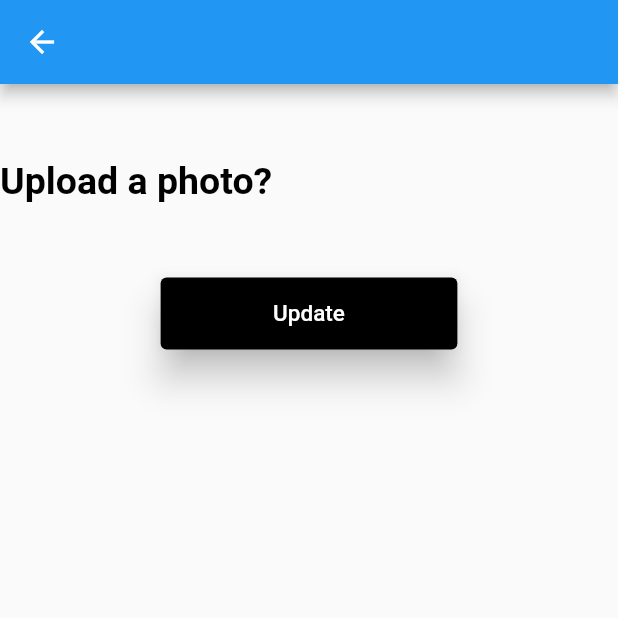
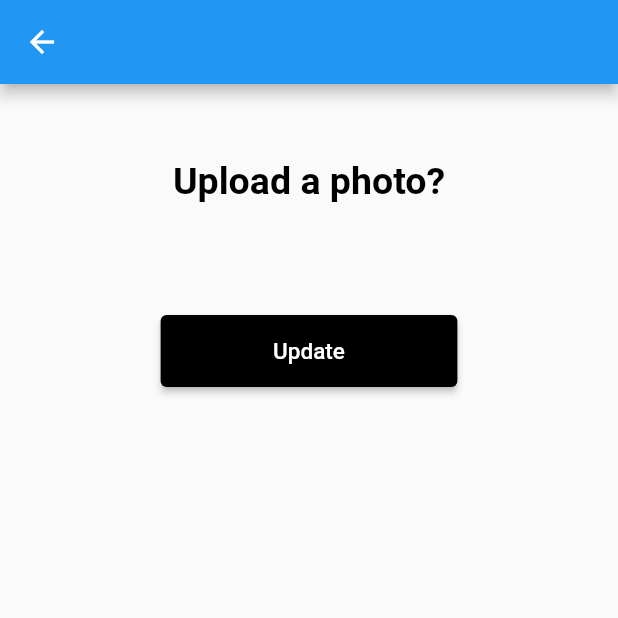
Before and after one commit to dchicchon/flutter-mobile-app, a Flutter app: the Photo screen opened directly, on a phone screen of 412 x 824 dp, the top half of it. Run offline on Flutter 3.47's test engine with Material 2 defaults, Android fonts, the phone set to English and light mode, and no system bars.

Commit message:
temporary fix on Photo.dart page with a Container

```diff
--- a/lib/Photo.dart
+++ b/lib/Photo.dart
@@ -14,14 +14,22 @@ class _PhotoState extends State<Photo> {
         appBar: AppBar(),
         body: Container(
             margin: EdgeInsetsDirectional.only(top: 50),
-          child: Column(children: [
-            Row(children: [
+            child: Column(
+              children: [
                 Text("Upload a photo?",
                     style: TextStyle(
                         fontSize: 25,
                         color: Colors.black,
                         fontWeight: FontWeight.w700)),
-            ]),
+
+                // Currently this container is helping with centering the page
+                Container(
+                    margin: EdgeInsetsDirectional.only(top: 25),
+                    child: Row(
+                      children: [
+                        // Expanded(child: TextInputWidget()),
+                      ],
+                    )),
                 Container(
                     margin: EdgeInsetsDirectional.only(top: 50),
                     child: ElevatedButton(
@@ -30,10 +38,9 @@ class _PhotoState extends State<Photo> {
                         style: ElevatedButton.styleFrom(
                             primary: Colors.black,
                             onPrimary: Colors.white,
-                        elevation: 10,
                             shadowColor: Colors.black,
                             padding: EdgeInsets.fromLTRB(75, 15, 75, 15))))
-          ]),
-        ));
+              ],
+            )));
   }
 }
```
Lines whose indentation alone changed are shown as unchanged.
